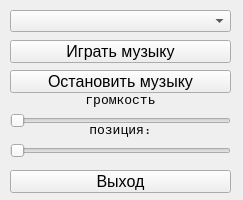
psesg/SoundAlpha, file SoundForm.ui: the form before one commit.
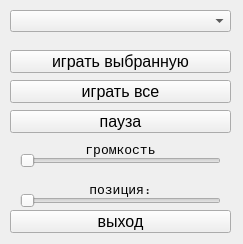
The form after the commit. Icons and pictures are not drawn.

Commit message: MacOK Queue -not

What changed in the file:
```diff
--- a/SoundForm.ui
+++ b/SoundForm.ui
@@ -10,7 +10,7 @@
     <x>0</x>
     <y>0</y>
     <width>243</width>
-    <height>200</height>
+    <height>244</height>
    </rect>
   </property>
   <property name="sizePolicy">
@@ -46,14 +46,14 @@
    <property name="maximumSize">
     <size>
      <width>241</width>
-     <height>200</height>
+     <height>241</height>
     </size>
    </property>
    <widget class="QPushButton" name="pushButton_1">
     <property name="geometry">
      <rect>
       <x>10</x>
-      <y>40</y>
+      <y>50</y>
       <width>221</width>
       <height>23</height>
      </rect>
@@ -73,14 +73,14 @@
      </font>
     </property>
     <property name="text">
-     <string>Играть музыку</string>
+     <string>играть выбранную</string>
     </property>
    </widget>
    <widget class="QPushButton" name="pushButton_2">
     <property name="geometry">
      <rect>
       <x>10</x>
-      <y>70</y>
+      <y>110</y>
       <width>221</width>
       <height>23</height>
      </rect>
@@ -94,14 +94,14 @@
      </font>
     </property>
     <property name="text">
-     <string>Остановить музыку</string>
+     <string>пауза</string>
     </property>
    </widget>
    <widget class="QPushButton" name="pushButton_3">
     <property name="geometry">
      <rect>
       <x>10</x>
-      <y>170</y>
+      <y>210</y>
       <width>221</width>
       <height>23</height>
      </rect>
@@ -115,7 +115,7 @@
      </font>
     </property>
     <property name="text">
-     <string>Выход</string>
+     <string>выход</string>
     </property>
    </widget>
    <widget class="QComboBox" name="comboBox">
@@ -140,9 +140,9 @@
    <widget class="QSlider" name="horizontalSlider">
     <property name="geometry">
      <rect>
-      <x>10</x>
-      <y>110</y>
-      <width>221</width>
+      <x>20</x>
+      <y>150</y>
+      <width>201</width>
       <height>22</height>
      </rect>
     </property>
@@ -153,9 +153,9 @@
    <widget class="QSlider" name="horizontalSliderPos">
     <property name="geometry">
      <rect>
-      <x>10</x>
-      <y>140</y>
-      <width>221</width>
+      <x>20</x>
+      <y>190</y>
+      <width>201</width>
       <height>22</height>
      </rect>
     </property>
@@ -166,9 +166,9 @@
    <widget class="QLabel" name="label_vol">
     <property name="geometry">
      <rect>
-      <x>10</x>
-      <y>90</y>
-      <width>221</width>
+      <x>20</x>
+      <y>140</y>
+      <width>201</width>
       <height>20</height>
      </rect>
     </property>
@@ -188,9 +188,9 @@
    <widget class="QLabel" name="label_pos">
     <property name="geometry">
      <rect>
-      <x>10</x>
-      <y>120</y>
-      <width>221</width>
+      <x>20</x>
+      <y>180</y>
+      <width>201</width>
       <height>20</height>
      </rect>
     </property>
@@ -212,6 +212,33 @@
      <set>Qt::AlignCenter</set>
     </property>
    </widget>
+   <widget class="QPushButton" name="pushButton_PlayAll">
+    <property name="geometry">
+     <rect>
+      <x>10</x>
+      <y>80</y>
+      <width>221</width>
+      <height>23</height>
+     </rect>
+    </property>
+    <property name="sizePolicy">
+     <sizepolicy hsizetype="Expanding" vsizetype="Expanding">
+      <horstretch>0</horstretch>
+      <verstretch>0</verstretch>
+     </sizepolicy>
+    </property>
+    <property name="font">
+     <font>
+      <family>Arial</family>
+      <pointsize>12</pointsize>
+      <weight>50</weight>
+      <bold>false</bold>
+     </font>
+    </property>
+    <property name="text">
+     <string>играть все</string>
+    </property>
+   </widget>
   </widget>
  </widget>
  <resources/>
```
Left out of the diff: 6 changed lines with no effect on the pictures. The commit also changes 2 other files.
